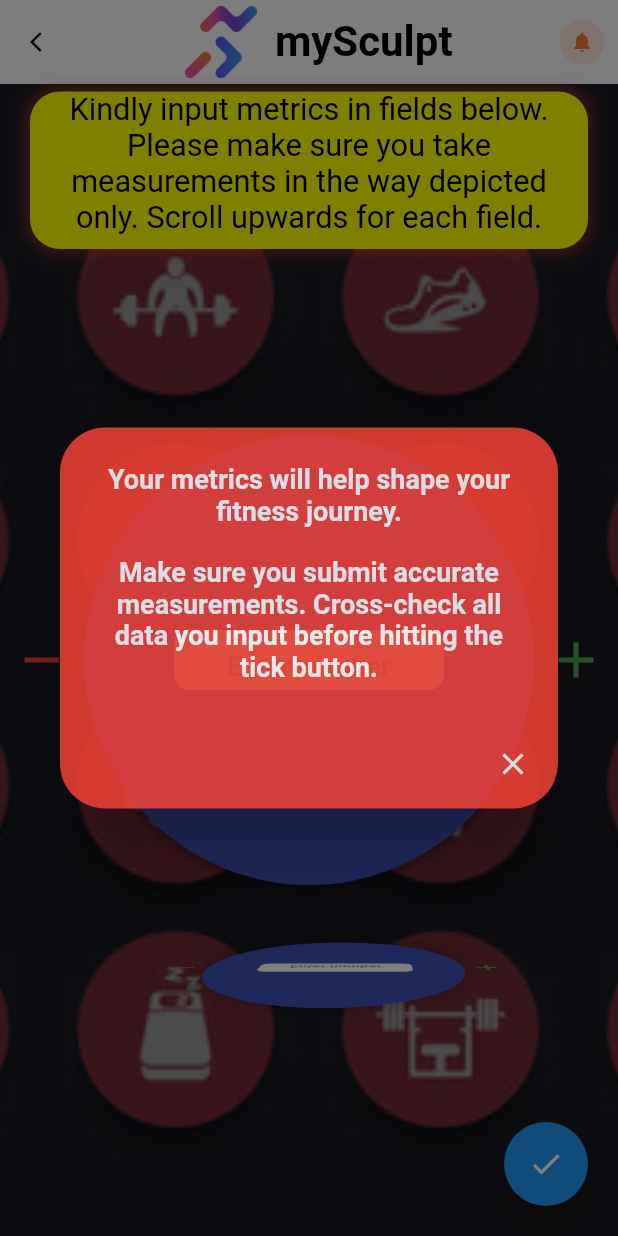
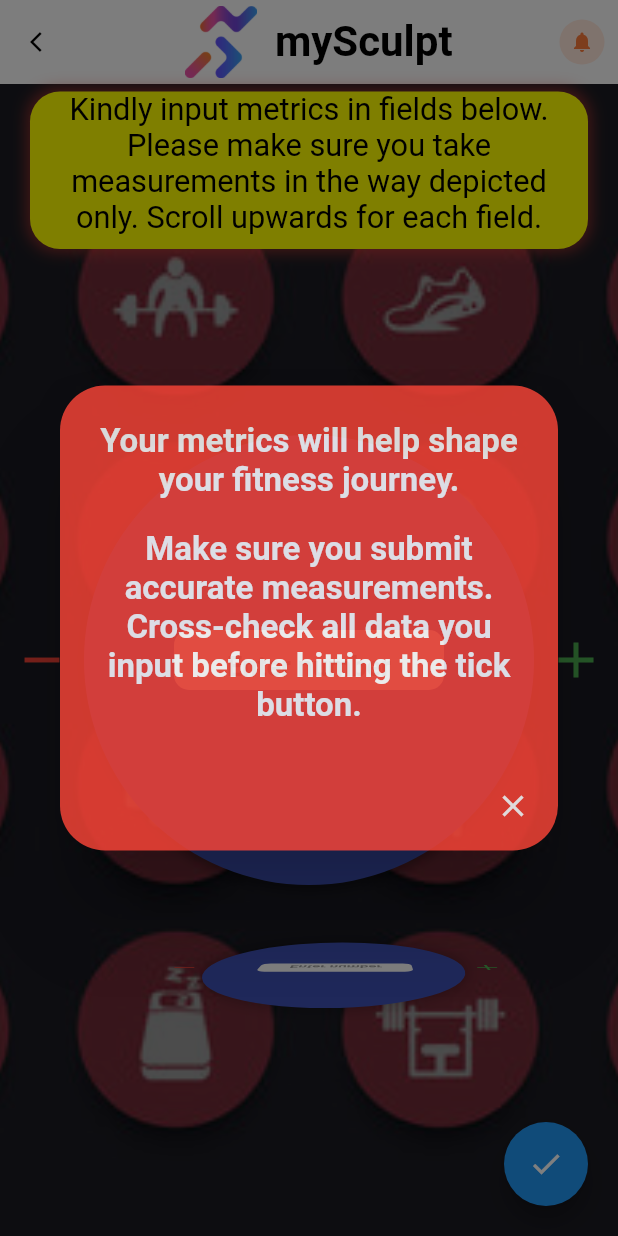
Before and after one commit to PNikita11/mx, a Flutter app: the DetailsPage screen opened by its route, after a tap on "Track", on a phone screen of 412 x 824 dp. Run offline on Flutter 3.47's test engine with Material 2 defaults, Android fonts, the phone set to English and light mode, and no system bars; our stand-ins replace google_fonts, loading_animation_widget.

Commit message:
stash240723

```diff
--- a/lib/pages/mySculpt/secondPage.dart
+++ b/lib/pages/mySculpt/secondPage.dart
@@ -56,7 +56,7 @@ class _TrackFormState extends State<TrackForm> with SingleTickerProviderStateMix
             style: TextStyle(
               color: Colors.white,
               fontWeight: FontWeight.bold,
-              fontSize: 18,
+              fontSize: 22,
             ),
             textAlign: TextAlign.center,
           ),
@@ -65,7 +65,7 @@ class _TrackFormState extends State<TrackForm> with SingleTickerProviderStateMix
             style: TextStyle(
               color: Colors.white,
               fontWeight: FontWeight.bold,
-              fontSize: 18,
+              fontSize: 22,
             ),
             textAlign: TextAlign.center,
           ),
--- a/lib/pages/mySculpt/widgets/appbar.dart
+++ b/lib/pages/mySculpt/widgets/appbar.dart
@@ -10,7 +10,8 @@ class MainAppBar extends StatelessWidget implements PreferredSizeWidget {
 
   @override
   Widget build(BuildContext context) {
-    return AppBar(
+    return SingleChildScrollView(
+      child: AppBar(
         backgroundColor: Colors.transparent,
         elevation: 0,
         leading: IconButton(
@@ -66,6 +67,7 @@ class MainAppBar extends StatelessWidget implements PreferredSizeWidget {
             ),
           )
         ],
+      ),
     );
   }
 
--- a/lib/pages/mySculpt/widgets/graph.dart
+++ b/lib/pages/mySculpt/widgets/graph.dart
@@ -59,8 +59,10 @@ class _GraphAreaState extends State<GraphArea>
       onTap: () {
         _animationController.forward(from: 0.0);
       },
-      child: CustomPaint(
-        painter: GraphPainter(_animationController.view, data: data),
+      child: SingleChildScrollView(
+        child: CustomPaint(
+          painter: GraphPainter(_animationController.view, data: data),
+        ),
       ),
     );
   }
--- a/lib/pages/mySculpt/widgets/info.dart
+++ b/lib/pages/mySculpt/widgets/info.dart
@@ -181,7 +181,8 @@ class _InfoState extends State<Info> {
 
   @override
   Widget build(BuildContext context) {
-    return Column(
+    return SingleChildScrollView(
+      child: Column(
         mainAxisAlignment: MainAxisAlignment.spaceBetween,
         children: [
           Column(
@@ -271,6 +272,7 @@ class _InfoState extends State<Info> {
             ),
           ),
         ],
+      ),
     );
   }
 }
```
Lines whose indentation alone changed are shown as unchanged.
